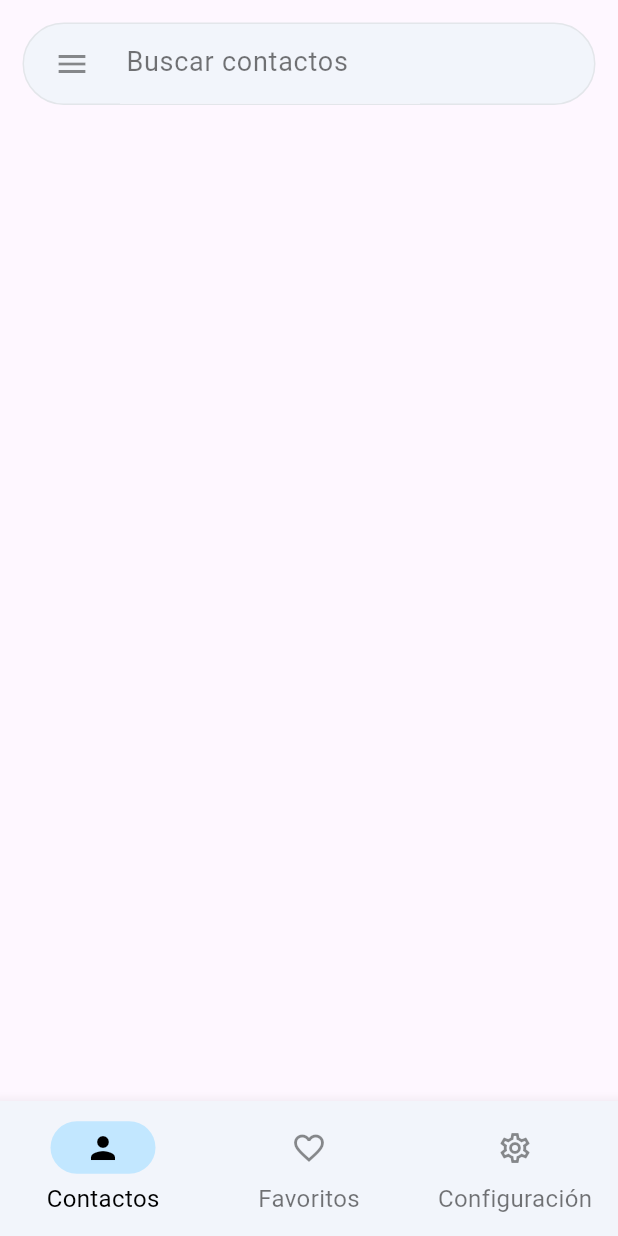
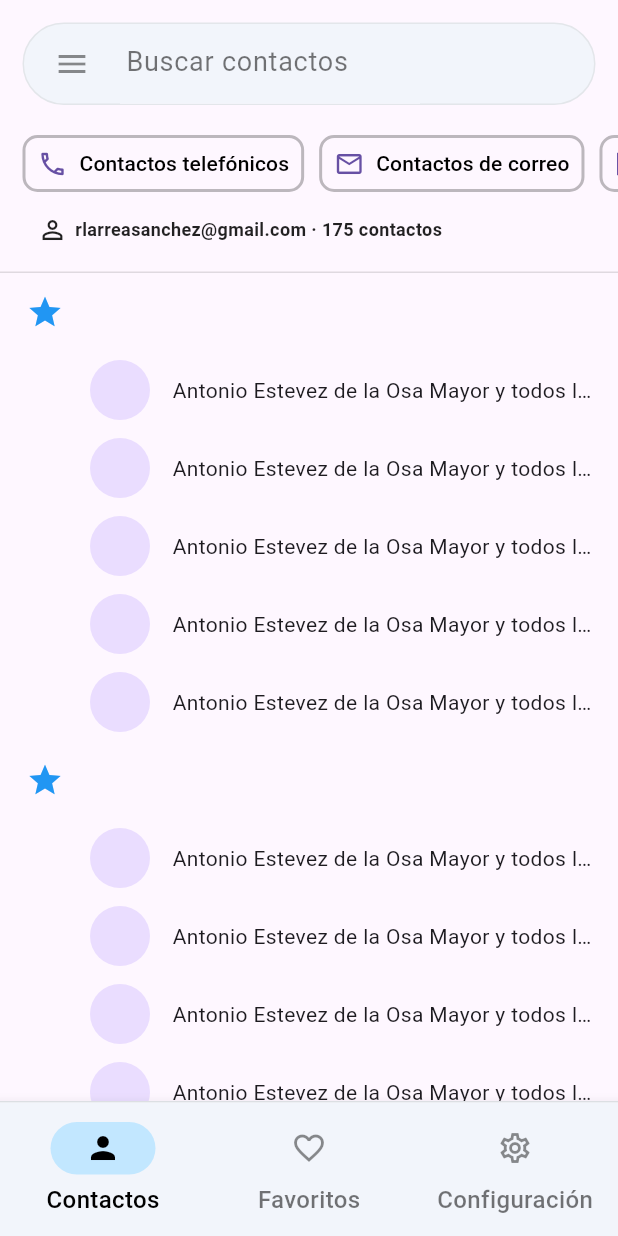
Before and after one commit to rlarreasanchez/flutter-contacts-clone, a Flutter app: the screen it shows after launch, on a phone screen of 412 x 824 dp. Run offline on Flutter 3.47's test engine with Material 2 defaults, Android fonts, the phone set to English and light mode, and no system bars; our stand-ins replace flutter_sticky_header.

Commit message:
Se realiza diseño completo de página de lista de contactos

```diff
--- /dev/null
+++ b/lib/contacts/models/tag_item_model.dart
@@ -0,0 +1,9 @@
+import 'package:flutter/cupertino.dart';
+
+class TagItemModel {
+  String title;
+  IconData icon;
+  bool isSelection;
+
+  TagItemModel(this.title, this.icon, [this.isSelection = false]);
+}
--- a/lib/contacts/screens/contacts_screen.dart
+++ b/lib/contacts/screens/contacts_screen.dart
@@ -1,5 +1,7 @@
-import 'package:contactos_app/contacts/screens/search_screen.dart';
 import 'package:flutter/material.dart';
+import 'package:contactos_app/contacts/widgets/contacts_sticky_list.dart';
+import 'package:contactos_app/contacts/widgets/contacts_search_bar.dart';
+import 'package:contactos_app/contacts/widgets/contacts_tags_list.dart';
 
 class ContactsScreen extends StatelessWidget {
   const ContactsScreen({super.key});
@@ -7,96 +9,20 @@ class ContactsScreen extends StatelessWidget {
   @override
   Widget build(BuildContext context) {
     return Scaffold(
-      body: Column(children: [
+      body: Column(children: const [
         // Buscador
-        Padding(
-          padding: const EdgeInsets.all(15.0),
-          child: GestureDetector(
-            onTap: () {
-              Navigator.of(context).push(
-                PageRouteBuilder(
-                  pageBuilder: (BuildContext context,
-                      Animation<double> animation,
-                      Animation<double> secondaryAnimation) {
-                    return const SearchScreen();
-                  },
-                  transitionsBuilder: (BuildContext context,
-                      Animation<double> animation,
-                      Animation<double> secondaryAnimation,
-                      Widget child) {
-                    return Align(
-                        child: SlideTransition(
-                      position: Tween<Offset>(
-                        begin: const Offset(0.0, -1.0),
-                        end: const Offset(0.0, 0.0),
-                      ).animate(animation),
-                      child: child,
-                    ));
-                  },
-                  transitionDuration: const Duration(milliseconds: 200),
-                ),
-              );
-            },
-            child: Container(
-              height: 55,
-              decoration: BoxDecoration(
-                  color: const Color(0xffF2F5FB),
-                  borderRadius: BorderRadius.circular(50),
-                  border: Border.all(
-                      width: 1,
-                      color: const Color.fromARGB(255, 227, 230, 234))),
-              child: Row(
-                children: [
-                  const SizedBox(width: 20),
-                  SizedBox(
-                    child: Hero(
-                        tag: 'backIcon',
-                        flightShuttleBuilder: (
-                          BuildContext flightContext,
-                          Animation<double> animation,
-                          HeroFlightDirection flightDirection,
-                          BuildContext fromHeroContext,
-                          BuildContext toHeroContext,
-                        ) {
-                          final Widget toHero = toHeroContext.widget;
-                          return RotationTransition(
-                            turns: animation.drive(Tween(begin: 0, end: 2)),
-                            child: toHero,
-                          );
-                        },
-                        child: const Icon(Icons.menu,
-                            size: 24, color: Colors.black45)),
-                  ),
-                  const SizedBox(
-                    width: 20,
-                  ),
-                  const Hero(
-                    tag: 'searchInput',
-                    child: Material(
-                      child: SizedBox(
-                        width: 200,
-                        child: TextField(
-                          style: TextStyle(fontSize: 18),
-                          decoration: InputDecoration(
-                            hintText: 'Buscar contactos',
-                            hintStyle: TextStyle(color: Colors.black54),
-                            filled: true,
-                            fillColor: Color(0xffF2F5FB),
-                            border: InputBorder.none,
-                            contentPadding: EdgeInsets.symmetric(
-                                vertical: 15, horizontal: 0),
-                          ),
-                          autofocus: false,
-                          enabled: false,
-                        ),
-                      ),
-                    ),
-                  )
-                ],
-              ),
-            ),
-          ),
-        )
+        ContactsSearchBar(),
+        SizedBox(
+          height: 5,
+        ),
+        SizedBox(
+          height: 38,
+          child: ContactsTagsList(),
+        ),
+        SizedBox(
+          height: 5,
+        ),
+        Expanded(child: ContactsStickyList())
       ]),
     );
   }
--- /dev/null
+++ b/lib/contacts/utils/contacts_utils.dart
@@ -0,0 +1,18 @@
+import 'package:contactos_app/contacts/models/contact_listItem_model.dart';
+import 'package:contactos_app/contacts/models/contact_model.dart';
+
+class ContactsUtils {
+  static List<ContactListItemModel> getContactsStickyList(
+      List<ContactModel> contactos) {
+    List<String> headers = [
+      ...contactos.map((contacto) => contacto.name).toList()..sort()
+    ];
+    return headers
+        .map((header) => ContactListItemModel(
+            letter: header,
+            contacts: contactos
+                .where((contacto) => header == contacto.name[0])
+                .toList()))
+        .toList();
+  }
+}
--- /dev/null
+++ b/lib/contacts/widgets/contacts_search_bar.dart
@@ -0,0 +1,98 @@
+import 'package:contactos_app/contacts/screens/search_screen.dart';
+import 'package:flutter/material.dart';
+
+class ContactsSearchBar extends StatelessWidget {
+  const ContactsSearchBar({
+    Key? key,
+  }) : super(key: key);
+
+  @override
+  Widget build(BuildContext context) {
+    return Padding(
+      padding: const EdgeInsets.all(15.0),
+      child: GestureDetector(
+        onTap: () {
+          Navigator.of(context).push(
+            PageRouteBuilder(
+              pageBuilder: (BuildContext context, Animation<double> animation,
+                  Animation<double> secondaryAnimation) {
+                return const SearchScreen();
+              },
+              transitionsBuilder: (BuildContext context,
+                  Animation<double> animation,
+                  Animation<double> secondaryAnimation,
+                  Widget child) {
+                return Align(
+                    child: SlideTransition(
+                  position: Tween<Offset>(
+                    begin: const Offset(0.0, -1.0),
+                    end: const Offset(0.0, 0.0),
+                  ).animate(animation),
+                  child: child,
+                ));
+              },
+              transitionDuration: const Duration(milliseconds: 200),
+            ),
+          );
+        },
+        child: Container(
+          height: 55,
+          decoration: BoxDecoration(
+              color: const Color(0xffF2F5FB),
+              borderRadius: BorderRadius.circular(50),
+              border: Border.all(
+                  width: 1, color: const Color.fromARGB(255, 227, 230, 234))),
+          child: Row(
+            children: [
+              const SizedBox(width: 20),
+              SizedBox(
+                child: Hero(
+                    tag: 'backIcon',
+                    flightShuttleBuilder: (
+                      BuildContext flightContext,
+                      Animation<double> animation,
+                      HeroFlightDirection flightDirection,
+                      BuildContext fromHeroContext,
+                      BuildContext toHeroContext,
+                    ) {
+                      final Widget toHero = toHeroContext.widget;
+                      return RotationTransition(
+                        turns: animation.drive(Tween(begin: 0, end: 2)),
+                        child: toHero,
+                      );
+                    },
+                    child: const Icon(Icons.menu,
+                        size: 24, color: Colors.black45)),
+              ),
+              const SizedBox(
+                width: 20,
+              ),
+              const Hero(
+                tag: 'searchInput',
+                child: Material(
+                  child: SizedBox(
+                    width: 200,
+                    child: TextField(
+                      style: TextStyle(fontSize: 18),
+                      decoration: InputDecoration(
+                        hintText: 'Buscar contactos',
+                        hintStyle: TextStyle(color: Colors.black54),
+                        filled: true,
+                        fillColor: Color(0xffF2F5FB),
+                        border: InputBorder.none,
+                        contentPadding:
+                            EdgeInsets.symmetric(vertical: 15, horizontal: 0),
+                      ),
+                      autofocus: false,
+                      enabled: false,
+                    ),
+                  ),
+                ),
+              )
+            ],
+          ),
+        ),
+      ),
+    );
+  }
+}
--- /dev/null
+++ b/lib/contacts/widgets/contacts_sticky_list.dart
@@ -0,0 +1,215 @@
+import 'package:flutter/material.dart';
+import 'package:flutter_sticky_header/flutter_sticky_header.dart';
+
+class ContactsStickyList extends StatelessWidget {
+  const ContactsStickyList({
+    Key? key,
+  }) : super(key: key);
+
+  @override
+  Widget build(BuildContext context) {
+    return const CustomScrollView(
+      slivers: [
+        _ContactsListHeader(mail: 'rlarreasanchez@gmail.com', nContacts: 175),
+        _ContactsStickySliver(index: 0),
+        _ContactsStickySliver(index: 1),
+        _ContactsStickySliver(index: 2),
+        _ContactsStickySliver(index: 3),
+      ],
+    );
+  }
+}
+
+class _ContactsStickySliver extends StatelessWidget {
+  const _ContactsStickySliver({
+    Key? key,
+    this.index,
+  }) : super(key: key);
+
+  final int? index;
+
+  @override
+  Widget build(BuildContext context) {
+    return SliverStickyHeader(
+      overlapsContent: true,
+      header: _SideHeader(index: index),
+      sliver: SliverPadding(
+          padding: const EdgeInsets.only(left: 60),
+          sliver: SliverToBoxAdapter(
+              child: Column(
+            children: const [
+              _ContactItem(),
+              _ContactItem(),
+              _ContactItem(),
+              _ContactItem(),
+              _ContactItem()
+            ],
+          ))),
+    );
+  }
+}
+
+class _SideHeader extends StatelessWidget {
+  const _SideHeader({
+    Key? key,
+    this.index,
+  }) : super(key: key);
+
+  final int? index;
+
+  @override
+  Widget build(BuildContext context) {
+    return const Padding(
+      padding: EdgeInsets.symmetric(horizontal: 8.0, vertical: 4.0),
+      child: Align(
+        alignment: Alignment.centerLeft,
+        child: SizedBox(
+          height: 44.0,
+          width: 44.0,
+          child: Icon(
+            Icons.star,
+            color: Colors.blue,
+            size: 25,
+          ),
+        ),
+      ),
+    );
+  }
+}
+
+class _ContactsListHeader extends StatelessWidget {
+  final String mail;
+  final int nContacts;
+
+  const _ContactsListHeader({
+    Key? key,
+    required this.mail,
+    required this.nContacts,
+  }) : super(key: key);
+
+  @override
+  Widget build(BuildContext context) {
+    return SliverToBoxAdapter(
+      child: Container(
+        decoration: const BoxDecoration(
+            border:
+                Border(bottom: BorderSide(width: 1, color: Colors.black12))),
+        padding: const EdgeInsets.only(left: 25.0, bottom: 18, top: 10),
+        child: Row(
+          mainAxisAlignment: MainAxisAlignment.start,
+          children: [
+            const Icon(
+              Icons.person_outline,
+              size: 20,
+              color: Colors.black87,
+            ),
+            const SizedBox(
+              width: 5,
+            ),
+            Expanded(
+              child: Text(
+                '$mail · $nContacts contactos',
+                style: const TextStyle(
+                    fontSize: 12,
+                    fontWeight: FontWeight.w600,
+                    color: Colors.black87),
+              ),
+            ),
+            const SizedBox(
+              width: 20,
+            )
+          ],
+        ),
+      ),
+    );
+  }
+}
+
+class ContactsList extends StatelessWidget {
+  const ContactsList({
+    Key? key,
+  }) : super(key: key);
+
+  @override
+  Widget build(BuildContext context) {
+    return Column(
+      mainAxisAlignment: MainAxisAlignment.start,
+      children: const [
+        _ContactsListItem(),
+        _ContactsListItem(),
+        _ContactsListItem(),
+        _ContactsListItem(),
+        _ContactsListItem(),
+      ],
+    );
+  }
+}
+
+class _ContactsListItem extends StatelessWidget {
+  const _ContactsListItem({
+    Key? key,
+  }) : super(key: key);
+
+  @override
+  Widget build(BuildContext context) {
+    return Row(
+      mainAxisAlignment: MainAxisAlignment.start,
+      crossAxisAlignment: CrossAxisAlignment.start,
+      children: [
+        const Padding(
+          padding: EdgeInsets.all(15.0),
+          child: Icon(
+            Icons.star,
+            color: Colors.blue,
+            size: 25,
+          ),
+        ),
+        const SizedBox(
+          width: 10,
+        ),
+        Expanded(
+          child: Column(
+            children: const [
+              _ContactItem(),
+              _ContactItem(),
+              _ContactItem(),
+              _ContactItem(),
+              _ContactItem(),
+              _ContactItem(),
+              _ContactItem(),
+            ],
+          ),
+        )
+      ],
+    );
+  }
+}
+
+class _ContactItem extends StatelessWidget {
+  const _ContactItem({
+    Key? key,
+  }) : super(key: key);
+
+  @override
+  Widget build(BuildContext context) {
+    return Row(
+      mainAxisAlignment: MainAxisAlignment.start,
+      children: const [
+        Padding(
+          padding: EdgeInsets.symmetric(vertical: 6),
+          child: CircleAvatar(),
+        ),
+        Expanded(
+          child: Padding(
+            padding: EdgeInsets.symmetric(horizontal: 15.0),
+            child: Text(
+              'Antonio Estevez de la Osa Mayor y todos los santos',
+              overflow: TextOverflow.ellipsis,
+              maxLines: 1,
+            ),
+          ),
+        )
+      ],
+    );
+  }
+}
--- /dev/null
+++ b/lib/contacts/widgets/contacts_tag.dart
@@ -0,0 +1,35 @@
+import 'package:flutter/material.dart';
+
+class ContactsTag extends StatelessWidget {
+  final IconData icon;
+  final String title;
+  const ContactsTag({super.key, required this.icon, required this.title});
+
+  @override
+  Widget build(BuildContext context) {
+    return Padding(
+      padding: const EdgeInsets.symmetric(horizontal: 5.0),
+      child: TextButton.icon(
+          onPressed: () {},
+          style: ButtonStyle(
+            padding: MaterialStateProperty.all(
+                const EdgeInsets.symmetric(horizontal: 10)),
+            shape: MaterialStateProperty.all(RoundedRectangleBorder(
+                borderRadius: BorderRadius.circular(10.0),
+                side: const BorderSide(
+                    color: Colors.black26,
+                    width: 2,
+                    style: BorderStyle.solid))),
+          ),
+          label: Text(
+            title,
+            style: const TextStyle(
+                fontSize: 14, fontWeight: FontWeight.w500, color: Colors.black),
+          ),
+          icon: Icon(
+            icon,
+            size: 20,
+          )),
+    );
+  }
+}
--- /dev/null
+++ b/lib/contacts/widgets/contacts_tags_list.dart
@@ -0,0 +1,38 @@
+import 'package:contactos_app/contacts/widgets/contacts_tag.dart';
+import 'package:contactos_app/contacts/models/tag_item_model.dart';
+import 'package:flutter/material.dart';
+
+class ContactsTagsList extends StatelessWidget {
+  const ContactsTagsList({super.key});
+
+  @override
+  Widget build(BuildContext context) {
+    final List<TagItemModel> _items = [
+      TagItemModel('Contactos telefónicos', Icons.phone_outlined),
+      TagItemModel('Contactos de correo', Icons.mail_outline),
+      TagItemModel('Empresa', Icons.business_outlined, true),
+    ];
+
+    List<ContactsTag> getTags(List<TagItemModel> tags) {
+      return tags
+          .map((tag) => ContactsTag(
+                icon: tag.icon,
+                title: tag.title,
+              ))
+          .toList();
+    }
+
+    return ListView(
+      scrollDirection: Axis.horizontal,
+      children: [
+        const SizedBox(
+          width: 10.0,
+        ),
+        ...getTags(_items),
+        const SizedBox(
+          width: 10.0,
+        ),
+      ],
+    );
+  }
+}
--- a/lib/home/screens/home_screen.dart
+++ b/lib/home/screens/home_screen.dart
@@ -72,11 +72,21 @@ class _HomeScreenState extends State<HomeScreen> {
                 splashColor: Colors.transparent,
                 highlightColor: Colors.transparent,
               ),
+              child: Container(
+                decoration: const BoxDecoration(
+                    border: Border(
+                        top: BorderSide(
+                            color: Color.fromARGB(255, 227, 230, 234),
+                            width: 1.0))),
                 child: BottomNavigationBar(
                   items: getBottomTabs(_items),
                   currentIndex: _selectedIndex,
-                selectedLabelStyle:
-                    const TextStyle(fontSize: 16, color: Colors.black),
+                  selectedLabelStyle: const TextStyle(
+                      fontSize: 16,
+                      color: Colors.black,
+                      fontWeight: FontWeight.w500),
+                  unselectedLabelStyle:
+                      const TextStyle(fontWeight: FontWeight.w500),
                   selectedItemColor: Colors.black,
                   onTap: _onItemTapped,
                   unselectedFontSize: 16,
@@ -84,6 +94,7 @@ class _HomeScreenState extends State<HomeScreen> {
                 ),
               ),
             ),
+          ),
         ));
   }
 }
--- a/pubspec.yaml
+++ b/pubspec.yaml
@@ -32,13 +32,9 @@ dependencies:
   cupertino_icons: ^1.0.2
   flutter:
     sdk: flutter
+  flutter_sticky_header: ^0.6.5
 
 dev_dependencies:
-  # The "flutter_lints" package below contains a set of recommended lints to
-  # encourage good coding practices. The lint set provided by the package is
-  # activated in the `analysis_options.yaml` file located at the root of your
-  # package. See that file for information about deactivating specific lint
-  # rules and activating additional ones.
   flutter_lints: ^2.0.0
   flutter_test:
     sdk: flutter
```
Also changed, not shown: lib/contacts/data/contacts_fake.dart (added, +25 -0 lines), lib/contacts/models/contact_listItem_model.dart (added, +13 -0 lines), lib/contacts/models/contact_model.dart (added, +9 -0 lines), pubspec.lock. Lines whose indentation alone changed are shown as unchanged.
